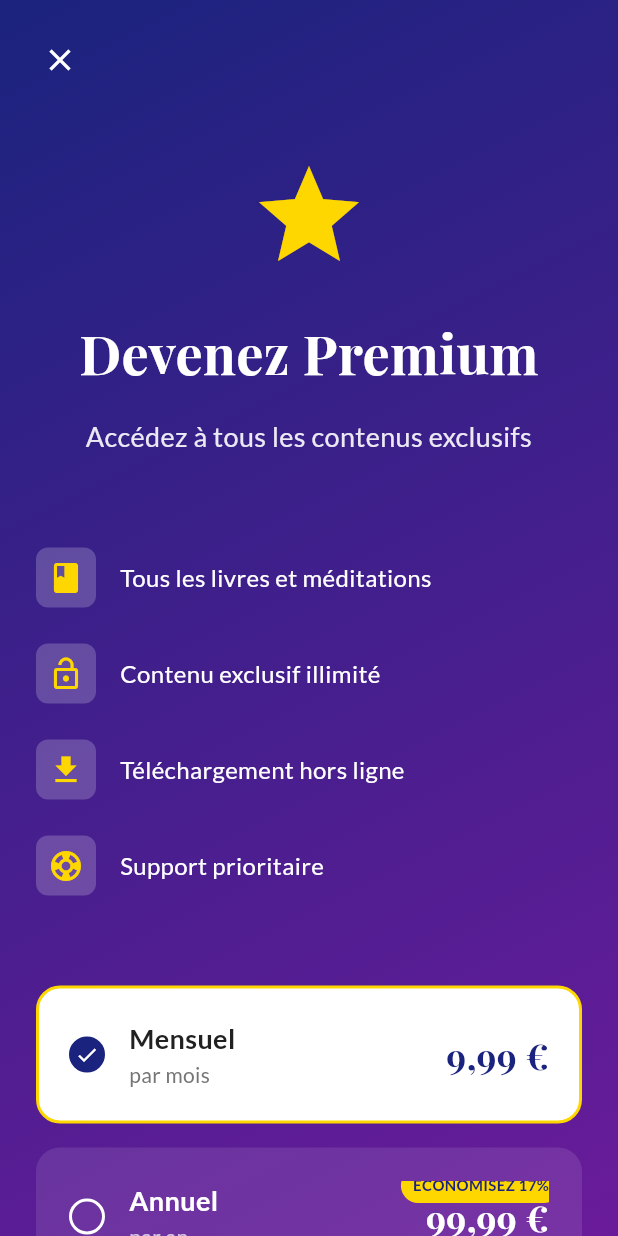
After one commit to Eudes8/projet-chretien, a Flutter app: the SubscriptionScreen screen opened directly, on a phone screen of 412 x 824 dp. The commit adds this screen. Run offline on Flutter 3.47's test engine with Material 3 defaults, Android fonts, the light colour scheme and no system bars; our stand-ins replace dio, file_picker, flutter_colorpicker, flutter_tts, google_fonts, image_picker and 1 more; missing offline and left inert: flutter_quill, flutter_quill_extensions; accounts and stored records are empty; network calls fail.

Commit message:
Fix: Implement all missing features and navigation links
- Add PremiumGate widget to restrict paid content
- Create SubscriptionScreen with monthly/yearly plans
- Fix PaymentService to work with authentication
- Update ProfileScreen with all functional links:
  * Admin navigation to AdminScreen
  * Coming soon dialogs for unimplemented features
  * Premium badge and CTA for non-premium users
- Fix Dashboard search bar navigation to SearchScreen
- Add comprehensive documentation in CORRECTIONS_EFFECTUEES.md

All buttons now either work or show clear 'coming soon' message

```diff
--- /dev/null
+++ b/frontend/lib/screens/subscription_screen.dart
@@ -0,0 +1,318 @@
+import 'package:flutter/material.dart';
+import 'package:google_fonts/google_fonts.dart';
+import 'package:provider/provider.dart';
+import '../services/auth_service.dart';
+import '../services/payment_service.dart';
+import '../theme/app_theme.dart';
+import '../theme/premium_components.dart';
+
+class SubscriptionScreen extends StatefulWidget {
+  const SubscriptionScreen({Key? key}) : super(key: key);
+
+  @override
+  State<SubscriptionScreen> createState() => _SubscriptionScreenState();
+}
+
+class _SubscriptionScreenState extends State<SubscriptionScreen> {
+  final PaymentService _paymentService = PaymentService();
+  bool _isLoading = false;
+  String _selectedPlan = 'monthly';
+
+  Future<void> _subscribe() async {
+    setState(() => _isLoading = true);
+
+    try {
+      final success = await _paymentService.subscribe(plan: _selectedPlan);
+
+      if (success && mounted) {
+        // Show success dialog
+        showDialog(
+          context: context,
+          builder: (context) => AlertDialog(
+            title: Row(
+              children: [
+                const Icon(Icons.check_circle, color: Colors.green, size: 32),
+                const SizedBox(width: 12),
+                Text(
+                  'Félicitations !',
+                  style: GoogleFonts.playfairDisplay(fontWeight: FontWeight.bold),
+                ),
+              ],
+            ),
+            content: Text(
+              'Vous êtes maintenant membre Premium ! Profitez de tous les contenus exclusifs.',
+              style: GoogleFonts.lato(),
+            ),
+            actions: [
+              TextButton(
+                onPressed: () {
+                  Navigator.pop(context); // Close dialog
+                  Navigator.pop(context); // Return to previous screen
+                },
+                child: const Text('Continuer'),
+              ),
+            ],
+          ),
+        );
+      } else if (mounted) {
+        // Show error
+        ScaffoldMessenger.of(context).showSnackBar(
+          const SnackBar(content: Text('Erreur lors de l\'abonnement')),
+        );
+      }
+    } catch (e) {
+      if (mounted) {
+        ScaffoldMessenger.of(context).showSnackBar(
+          SnackBar(content: Text('Erreur: $e')),
+        );
+      }
+    } finally {
+      if (mounted) setState(() => _isLoading = false);
+    }
+  }
+
+  @override
+  Widget build(BuildContext context) {
+    return Scaffold(
+      body: Container(
+        decoration: BoxDecoration(
+          gradient: AppTheme.primaryGradient,
+        ),
+        child: SafeArea(
+          child: Column(
+            children: [
+              // Header
+              Padding(
+                padding: const EdgeInsets.all(16.0),
+                child: Row(
+                  children: [
+                    IconButton(
+                      icon: const Icon(Icons.close, color: Colors.white),
+                      onPressed: () => Navigator.pop(context),
+                    ),
+                  ],
+                ),
+              ),
+
+              Expanded(
+                child: SingleChildScrollView(
+                  padding: const EdgeInsets.all(24.0),
+                  child: Column(
+                    children: [
+                      // Title
+                      Icon(
+                        Icons.star,
+                        size: 80,
+                        color: AppTheme.primaryGold,
+                      ),
+                      const SizedBox(height: 24),
+                      Text(
+                        'Devenez Premium',
+                        style: GoogleFonts.playfairDisplay(
+                          fontSize: 36,
+                          fontWeight: FontWeight.bold,
+                          color: Colors.white,
+                        ),
+                        textAlign: TextAlign.center,
+                      ),
+                      const SizedBox(height: 16),
+                      Text(
+                        'Accédez à tous les contenus exclusifs',
+                        style: GoogleFonts.lato(
+                          fontSize: 18,
+                          color: Colors.white.withOpacity(0.9),
+                        ),
+                        textAlign: TextAlign.center,
+                      ),
+
+                      const SizedBox(height: 48),
+
+                      // Features
+                      _buildFeature(Icons.book, 'Tous les livres et méditations'),
+                      _buildFeature(Icons.lock_open, 'Contenu exclusif illimité'),
+                      _buildFeature(Icons.download, 'Téléchargement hors ligne'),
+                      _buildFeature(Icons.support, 'Support prioritaire'),
+
+                      const SizedBox(height: 48),
+
+                      // Plans
+                      _buildPlanCard(
+                        'monthly',
+                        'Mensuel',
+                        '9,99 €',
+                        'par mois',
+                      ),
+                      const SizedBox(height: 16),
+                      _buildPlanCard(
+                        'yearly',
+                        'Annuel',
+                        '99,99 €',
+                        'par an',
+                        badge: 'ÉCONOMISEZ 17%',
+                      ),
+
+                      const SizedBox(height: 32),
+
+                      // Subscribe button
+                      SizedBox(
+                        width: double.infinity,
+                        child: PremiumGradientButton(
+                          label: 'S\'abonner maintenant',
+                          icon: Icons.star,
+                          isLoading: _isLoading,
+                          onPressed: _isLoading ? null : _subscribe,
+                        ),
+                      ),
+
+                      const SizedBox(height: 16),
+
+                      Text(
+                        'Annulez à tout moment',
+                        style: GoogleFonts.lato(
+                          color: Colors.white.withOpacity(0.7),
+                          fontSize: 14,
+                        ),
+                      ),
+                    ],
+                  ),
+                ),
+              ),
+            ],
+          ),
+        ),
+      ),
+    );
+  }
+
+  Widget _buildFeature(IconData icon, String text) {
+    return Padding(
+      padding: const EdgeInsets.symmetric(vertical: 12.0),
+      child: Row(
+        children: [
+          Container(
+            padding: const EdgeInsets.all(8),
+            decoration: BoxDecoration(
+              color: Colors.white.withOpacity(0.2),
+              borderRadius: BorderRadius.circular(8),
+            ),
+            child: Icon(icon, color: AppTheme.primaryGold, size: 24),
+          ),
+          const SizedBox(width: 16),
+          Expanded(
+            child: Text(
+              text,
+              style: GoogleFonts.lato(
+                color: Colors.white,
+                fontSize: 16,
+              ),
+            ),
+          ),
+        ],
+      ),
+    );
+  }
+
+  Widget _buildPlanCard(String planId, String title, String price, String period, {String? badge}) {
+    final isSelected = _selectedPlan == planId;
+
+    return GestureDetector(
+      onTap: () => setState(() => _selectedPlan = planId),
+      child: Container(
+        padding: const EdgeInsets.all(20),
+        decoration: BoxDecoration(
+          color: isSelected
+              ? Colors.white
+              : Colors.white.withOpacity(0.1),
+          borderRadius: BorderRadius.circular(16),
+          border: Border.all(
+            color: isSelected ? AppTheme.primaryGold : Colors.transparent,
+            width: 2,
+          ),
+        ),
+        child: Stack(
+          children: [
+            Row(
+              children: [
+                // Radio
+                Container(
+                  width: 24,
+                  height: 24,
+                  decoration: BoxDecoration(
+                    shape: BoxShape.circle,
+                    border: Border.all(
+                      color: isSelected ? AppTheme.primaryBlue : Colors.white,
+                      width: 2,
+                    ),
+                    color: isSelected ? AppTheme.primaryBlue : Colors.transparent,
+                  ),
+                  child: isSelected
+                      ? const Icon(Icons.check, size: 16, color: Colors.white)
+                      : null,
+                ),
+                const SizedBox(width: 16),
+
+                // Plan info
+                Expanded(
+                  child: Column(
+                    crossAxisAlignment: CrossAxisAlignment.start,
+                    children: [
+                      Text(
+                        title,
+                        style: GoogleFonts.lato(
+                          fontSize: 18,
+                          fontWeight: FontWeight.bold,
+                          color: isSelected ? AppTheme.textPrimary : Colors.white,
+                        ),
+                      ),
+                      Text(
+                        period,
+                        style: GoogleFonts.lato(
+                          fontSize: 14,
+                          color: isSelected
+                              ? AppTheme.textSecondary
+                              : Colors.white.withOpacity(0.7),
+                        ),
+                      ),
+                    ],
+                  ),
+                ),
+
+                // Price
+                Text(
+                  price,
+                  style: GoogleFonts.playfairDisplay(
+                    fontSize: 24,
+                    fontWeight: FontWeight.bold,
+                    color: isSelected ? AppTheme.primaryBlue : Colors.white,
+                  ),
+                ),
+              ],
+            ),
+
+            // Badge
+            if (badge != null)
+              Positioned(
+                top: -8,
+                right: -8,
+                child: Container(
+                  padding: const EdgeInsets.symmetric(horizontal: 8, vertical: 4),
+                  decoration: BoxDecoration(
+                    color: AppTheme.primaryGold,
+                    borderRadius: BorderRadius.circular(12),
+                  ),
+                  child: Text(
+                    badge,
+                    style: GoogleFonts.lato(
+                      fontSize: 10,
+                      fontWeight: FontWeight.bold,
+                      color: AppTheme.primaryBlue,
+                    ),
+                  ),
+                ),
+              ),
+          ],
+        ),
+      ),
+    );
+  }
+}
--- a/frontend/lib/services/payment_service.dart
+++ b/frontend/lib/services/payment_service.dart
@@ -1,16 +1,39 @@
+import 'package:dio/dio.dart';
 import 'package:flutter/material.dart';
+import 'package:shared_preferences/shared_preferences.dart';
 import 'auth_service.dart';
-import '../theme/premium_components.dart';
 
 class PaymentService {
-  final AuthService _auth = AuthService();
+  final Dio _dio = Dio(BaseOptions(
+    baseURL: 'http://192.168.1.8:3000',
+    connectTimeout: const Duration(seconds: 5),
+    receiveTimeout: const Duration(seconds: 3),
+  ));
+
+  final AuthService _authService = AuthService();
 
   Future<bool> subscribe({required String plan}) async {
     try {
-      final response = await _auth._dio.post('/payments/subscribe', data: {'plan': plan});
+      // Get token
+      final prefs = await SharedPreferences.getInstance();
+      final token = prefs.getString('token');
+
+      if (token == null) {
+        debugPrint('No token found');
+        return false;
+      }
+
+      final response = await _dio.post(
+        '/payments/subscribe',
+        data: {'plan': plan},
+        options: Options(
+          headers: {'Authorization': 'Bearer $token'},
+        ),
+      );
+
       if (response.statusCode == 200) {
         // Update local user data
-        await _auth.fetchProfile();
+        await _authService.fetchProfile();
         return true;
       }
       return false;
```
Also changed, not shown: frontend/lib/screens/main_screen.dart (+6 -6 lines), frontend/lib/screens/modern_dashboard_screen.dart (+5 -2 lines), frontend/lib/screens/profile_screen.dart (+122 -6 lines), frontend/lib/screens/reading_screen.dart (+6 -1 lines), frontend/lib/widgets/premium_gate.dart (added, +110 -0 lines), render.yaml (added, +10 -0 lines), 5 other files.
